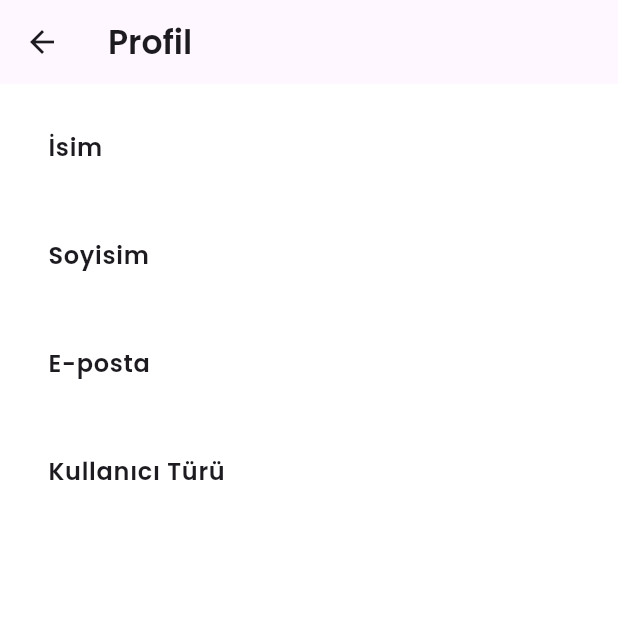
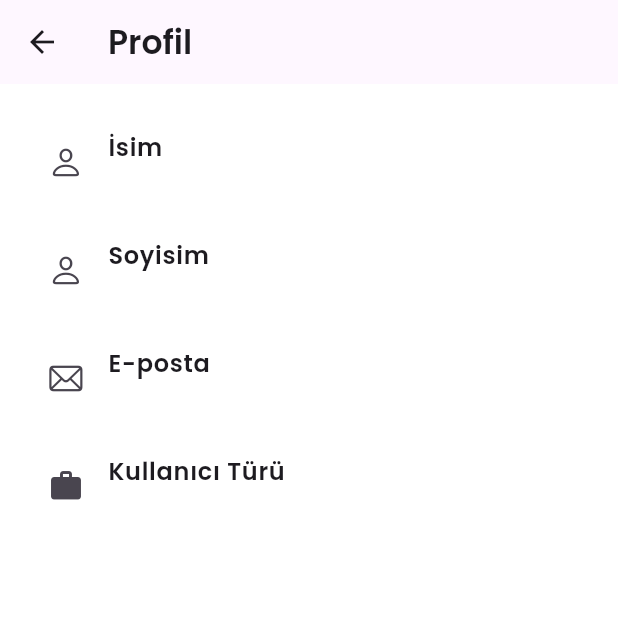
Before and after one commit to ozcann159/LojistikApp, a Flutter app: the AddLoadPostingScreen screen opened directly, after a tap on "İlanı Ekle", after a tap on the "account circle" icon, on a phone screen of 412 x 824 dp, the top half of it. Run offline on Flutter 3.47's test engine with Material 3 defaults, Android fonts, the phone set to English and light mode, and no system bars; our stand-ins replace bloc, cloud_firestore, equatable, firebase_auth, firebase_core, flutter_bloc and 1 more; accounts and stored records are empty.

Commit message:
add_load_posting button edit,

```diff
--- a/lib/Pages/add_load_posting_screen.dart
+++ b/lib/Pages/add_load_posting_screen.dart
@@ -217,11 +217,6 @@ class _AddLoadPostingScreenState extends State<AddLoadPostingScreen> {
                 },
               ),
               SizedBox(height: 20),
-              ElevatedButton(
-                onPressed: _addLoadPosting,
-                child: Text('İlanı Ekle'),
-              ),
-              SizedBox(height: 20),
               Row(
                 children: [
                   Expanded(
@@ -275,6 +270,23 @@ class _AddLoadPostingScreenState extends State<AddLoadPostingScreen> {
                   ),
                 ],
               ),
+              SizedBox(height: 70),
+              ElevatedButton(
+                onPressed: _addLoadPosting,
+                style: ElevatedButton.styleFrom(
+                    minimumSize: Size(150, 45),
+                    shape: RoundedRectangleBorder(
+                      borderRadius: BorderRadius.circular(50),
+                    ),
+                    backgroundColor: Colors.blue.shade600),
+                child: Text(
+                  'İlanı Ekle',
+                  style: TextStyle(
+                      color: Colors.white,
+                      fontWeight: FontWeight.bold,
+                      fontSize: 16),
+                ),
+              ),
             ],
           ),
         ),
--- a/lib/Pages/profile.page.dart
+++ b/lib/Pages/profile.page.dart
@@ -1,5 +1,6 @@
 import 'package:cloud_firestore/cloud_firestore.dart';
 import 'package:firebase_auth/firebase_auth.dart';
+import 'package:flutter/cupertino.dart';
 import 'package:flutter/material.dart';
 
 class ProfilePage extends StatefulWidget {
@@ -52,18 +53,22 @@ class _ProfilePageState extends State<ProfilePage> {
                     padding: EdgeInsets.all(16.0),
                     children: [
                       ListTile(
+                        leading: Icon(CupertinoIcons.person),
                         title: Text('İsim'),
                         subtitle: Text(_userData['name'] ?? ''),
                       ),
                       ListTile(
+                        leading: Icon(CupertinoIcons.person),
                         title: Text('Soyisim'),
                         subtitle: Text(_userData['surname'] ?? ''),
                       ),
                       ListTile(
+                        leading: Icon(CupertinoIcons.envelope),
                         title: Text('E-posta'),
                         subtitle: Text(_userData['email'] ?? ''),
                       ),
                       ListTile(
+                        leading: Icon(Icons.work),
                         title: Text('Kullanıcı Türü'),
                         subtitle: Text(_userData['userType'] ?? ''),
                       ),
--- a/lib/main.dart
+++ b/lib/main.dart
@@ -1,8 +1,7 @@
 import 'package:firebase_core/firebase_core.dart';
 import 'package:flutter/material.dart';
 import 'package:flutter_bloc/flutter_bloc.dart';
-import 'package:loadspotter/Pages/login_page.dart';
-import 'package:loadspotter/Pages/shipperRegistrationPage.dart';
+import 'package:loadspotter/Pages/add_load_posting_screen.dart';
 import 'package:loadspotter/blocs/load/load_bloc.dart';
 import 'package:loadspotter/blocs/offer/offer_bloc.dart';
 import 'package:loadspotter/blocs/shipper_registration/shipper_registration_bloc.dart';
@@ -58,7 +57,7 @@ class MyApp extends StatelessWidget {
               bodyMedium: TextStyle(color: textColor),
             ),
           ),
-          home: ShipperRegistrationPage()),
+          home: AddLoadPostingScreen()),
     );
   }
 }
```
